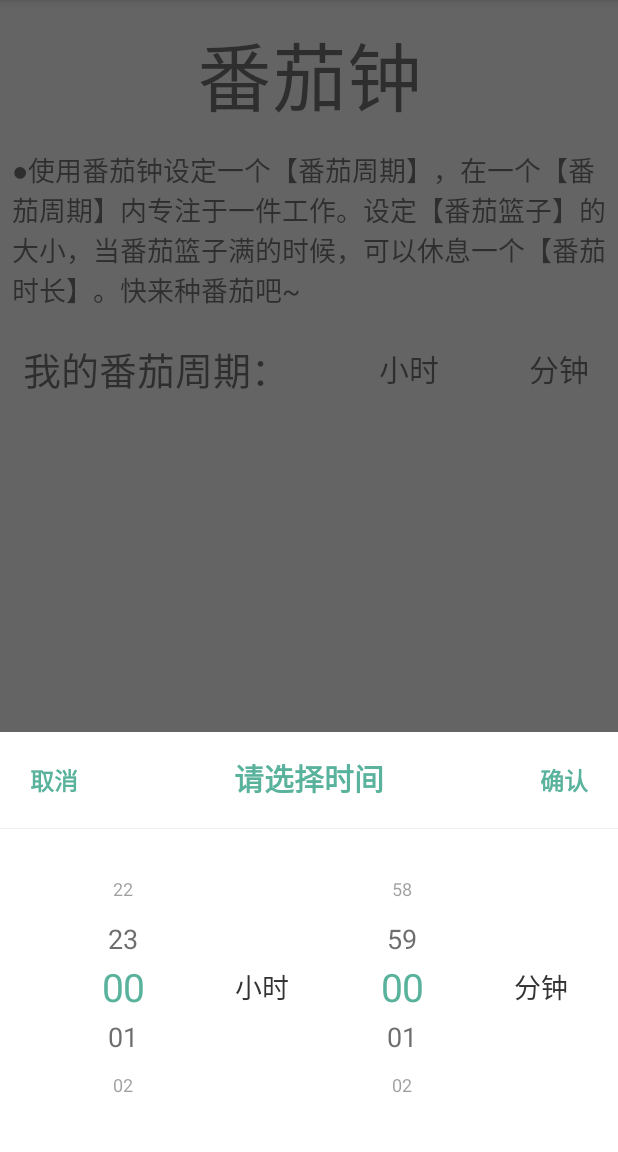
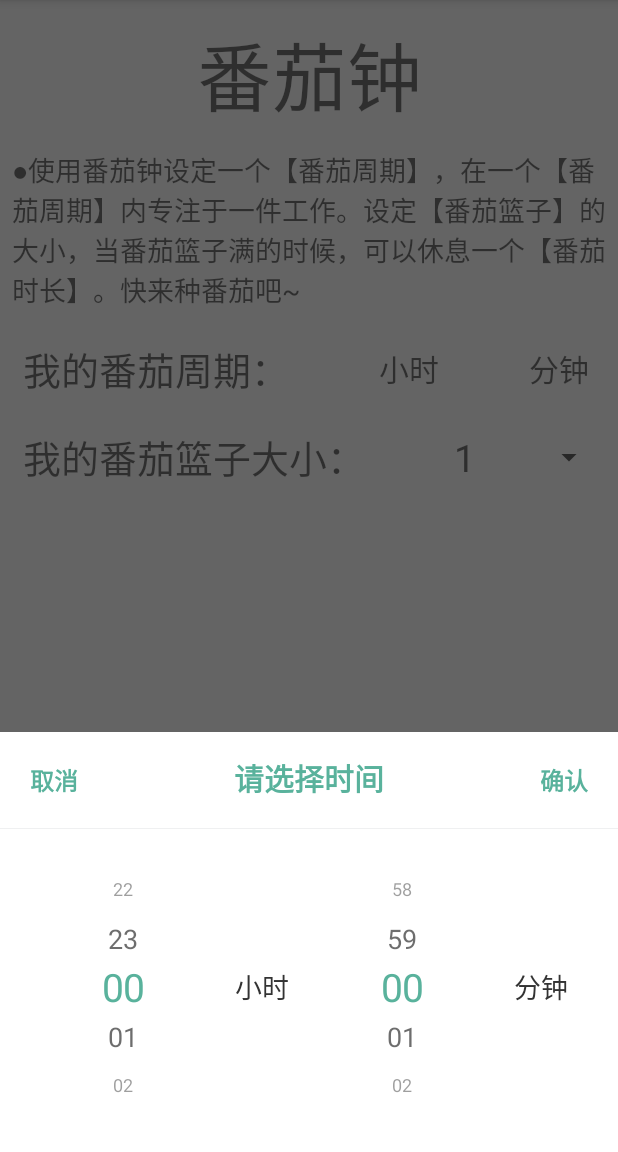
Before and after one commit to XJay18/Joy-plan, an Android app: the FqzActivity screen opened directly, with no data from a screen before it, after a tap on "我的番茄周期：", on a phone screen of 412 x 824 dp, the part 84-1236 px from its top. Run offline under Robolectric (Android 15) with nearby library versions, the phone set to English and light mode, and no system bars.

Commit message:
fqz size --jaycao

```diff
--- a/app/src/main/AndroidManifest.xml
+++ b/app/src/main/AndroidManifest.xml
@@ -18,8 +18,7 @@
         </activity>
         <activity android:name=".Register"/>
         <activity android:name=".HomeActivity"/>
-        <activity android:name=".FqzActivity">
-        </activity>
+        <activity android:name=".FqzActivity"/>
     </application>
 
 </manifest>
--- a/app/src/main/java/com/android/xjay/joyplan/FqzActivity.java
+++ b/app/src/main/java/com/android/xjay/joyplan/FqzActivity.java
@@ -4,10 +4,16 @@ import android.app.TimePickerDialog;
 import android.support.v7.app.AppCompatActivity;
 import android.os.Bundle;
 import android.view.View;
+import android.widget.AdapterView;
+import android.widget.ArrayAdapter;
+import android.widget.Spinner;
 import android.widget.TextView;
 import android.widget.TimePicker;
+
 import com.android.xjay.joyplan.Utils.DateFormat;
+
 import android.view.LayoutInflater;
+import android.widget.Toast;
 
 public class FqzActivity extends AppCompatActivity
         implements View.OnClickListener, TimePickerDialog.OnTimeSetListener {
@@ -17,29 +23,43 @@ public class FqzActivity extends AppCompatActivity
     private LayoutInflater inflater;
     private TextView tv_pickertitle;
     private CustomTimePicker mTimePicker;
+    private String[] sizeArray = {"1", "2", "3", "4", "5", "6", "7", "8"};
+
     @Override
     protected void onCreate(Bundle savedInstanceState) {
         super.onCreate(savedInstanceState);
         setContentView(R.layout.dis_fqz);
         findViewById(R.id.ll_fqz_cycle).setOnClickListener(this);
-        tv_hour=findViewById(R.id.tv_fqz_hour);
-        tv_minute=findViewById(R.id.tv_fqz_minute);
+        tv_hour = findViewById(R.id.tv_fqz_hour);
+        tv_minute = findViewById(R.id.tv_fqz_minute);
 //        View view = inflater.inflate(R.layout.time_picker_dialog,null);
 //        tv_pickertitle = (TextView) view.findViewById(R.id.tv);
+//        tv_pickertitle.setText("我的番茄周期");
         initTimePicker();
 
+        ArrayAdapter<String> starAdapter = new ArrayAdapter<String>(this,
+                R.layout.item_select, sizeArray);
+        starAdapter.setDropDownViewResource(R.layout.item_dropdown);
+
+        Spinner sp = (Spinner) findViewById(R.id.sp_fqz_size);
+        sp.setPrompt("我的番茄篮子大小");
+        sp.setAdapter(starAdapter);
+        sp.setSelection(0);
+        sp.setOnItemSelectedListener(new BasicSelectedListener());
     }
 
     @Override
-    public void onClick(View v){
-        if(v.getId()==R.id.ll_fqz_cycle){
+    public void onClick(View v) {
+        if (v.getId() == R.id.ll_fqz_cycle) {
             mTimePicker.show();
+        } else if (v.getId() == R.id.ll_fqz_size) {
+
         }
     }
 
-    public void onTimeSet(TimePicker view,int hourOfDay,int min){
-        String hour= String.valueOf(hourOfDay);
-        String minute=String.valueOf(min);
+    public void onTimeSet(TimePicker view, int hourOfDay, int min) {
+        String hour = String.valueOf(hourOfDay);
+        String minute = String.valueOf(min);
         tv_hour.setText(hour);
         tv_minute.setText(minute);
     }
@@ -52,8 +72,8 @@ public class FqzActivity extends AppCompatActivity
             @Override
             public void onTimeSelected(long timestamp) {
                 // mTvSelectedDate.setText(DateFormatUtils.long2Str(timestamp, false));
-                String hh_mm=DateFormat.long2Str(timestamp, 2);
-                String[] hm=hh_mm.split(":");
+                String hh_mm = DateFormat.long2Str(timestamp, 2);
+                String[] hm = hh_mm.split(":");
                 tv_hour.setText(hm[0]);
                 tv_minute.setText(hm[1]);
             }
@@ -64,4 +84,13 @@ public class FqzActivity extends AppCompatActivity
         mTimePicker.setScrollLoop(true);
         mTimePicker.setCanShowAnim(false);
     }
+
+    class BasicSelectedListener implements AdapterView.OnItemSelectedListener {
+        public void onItemSelected(AdapterView<?> arg0, View arg1, int arg2, long arg3) {
+            Toast.makeText(FqzActivity.this, "您选择的是"+sizeArray[arg2], Toast.LENGTH_LONG).show();
+        }
+
+        public void onNothingSelected(AdapterView<?> arg0) {
+        }
+    }
 }
--- a/app/src/main/java/com/android/xjay/joyplan/HomeFragment.java
+++ b/app/src/main/java/com/android/xjay/joyplan/HomeFragment.java
@@ -1,5 +1,7 @@
 package com.android.xjay.joyplan;
+
 import android.content.Context;
+import android.content.Intent;
 import android.os.Bundle;
 import android.support.annotation.Nullable;
 import android.support.design.widget.Snackbar;
@@ -9,11 +11,6 @@ import android.view.View;
 import android.view.ViewGroup;
 import android.widget.TextView;
 import android.widget.Toast;
-
-/**
-   Include four instances of the home pages.
-   Agenda, Planning, Discovery, Setup
- */
 
 public class HomeFragment extends Fragment implements View.OnClickListener {
     protected Context mContext;
@@ -69,6 +66,9 @@ public class HomeFragment extends Fragment implements View.OnClickListener {
     public void onClick(View view){
         if(view.getId()==R.id.ll_fqz){
             Toast.makeText(mContext,"你点击了番茄钟",Toast.LENGTH_SHORT).show();
+            Intent intent = new Intent();
+            intent.setClass(mContext,FqzActivity.class);
+            startActivity(intent);
         }else if(view.getId()==R.id.ll_ydhd) {
             Toast.makeText(mContext,"你点击了预定活动",Toast.LENGTH_SHORT).show();
         }else if(view.getId()==R.id.ll_rcq){
--- a/app/src/main/java/com/android/xjay/joyplan/Register.java
+++ b/app/src/main/java/com/android/xjay/joyplan/Register.java
@@ -8,6 +8,7 @@ import android.widget.EditText;
 import android.widget.Toast;
 import android.view.*;
 import android.content.Intent;
+
 public class Register extends AppCompatActivity {
     EditText username;
     EditText useraccount;
--- a/app/src/main/res/layout/dis_fqz.xml
+++ b/app/src/main/res/layout/dis_fqz.xml
@@ -79,6 +79,28 @@
                 android:fontFamily="@font/youyuan"
                 />
         </LinearLayout>
+        <LinearLayout
+            android:layout_width="match_parent"
+            android:layout_height="wrap_content"
+            android:id="@+id/ll_fqz_size"
+            android:layout_marginTop="20dp"
+            android:layout_marginStart="15dp">
+
+            <TextView
+                android:layout_width="wrap_content"
+                android:layout_height="wrap_content"
+                android:fontFamily="@font/youyuan"
+                android:gravity="right"
+                android:text="我的番茄篮子大小："
+                android:textSize="25sp" />
+            <Spinner
+                android:id="@+id/sp_fqz_size"
+                android:layout_width="140dp"
+                android:layout_height="match_parent"
+                android:layout_marginStart="20dp"
+                android:spinnerMode="dropdown"
+                />
+        </LinearLayout>
 
     </LinearLayout>
 
--- /dev/null
+++ b/app/src/main/res/layout/item_dropdown.xml
@@ -0,0 +1,8 @@
+<TextView xmlns:android="http://schemas.android.com/apk/res/android"
+    android:id="@+id/tv_name"
+    android:layout_width="match_parent"
+    android:layout_height="40dp"
+    android:singleLine="true"
+    android:gravity="center"
+    android:textSize="20sp"
+    android:textColor="#59B29C" />
--- /dev/null
+++ b/app/src/main/res/layout/item_select.xml
@@ -0,0 +1,9 @@
+<TextView xmlns:android="http://schemas.android.com/apk/res/android"
+    android:id="@+id/tv_name"
+    android:layout_width="match_parent"
+    android:layout_height="wrap_content"
+    android:singleLine="true"
+    android:gravity="center"
+    android:textSize="25sp"
+    android:fontFamily="@font/youyuan"
+    />
```
Also changed, not shown: app/src/main/java/com/android/xjay/joyplan/HomeActivity.java (+10 -1 lines).
